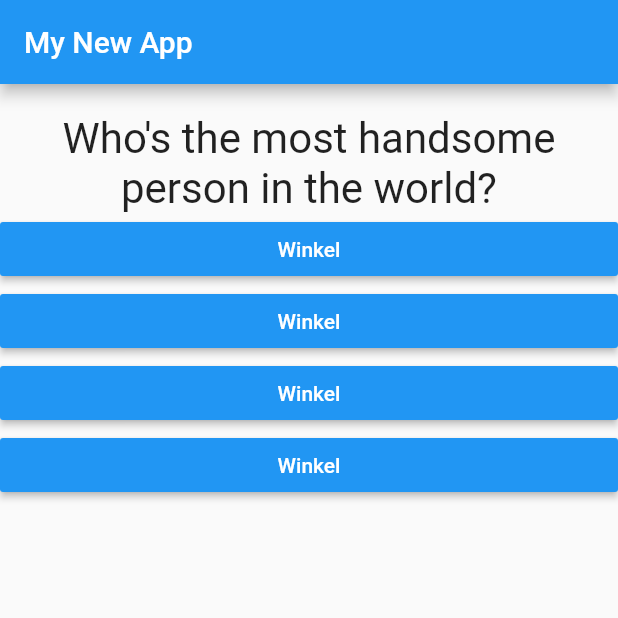
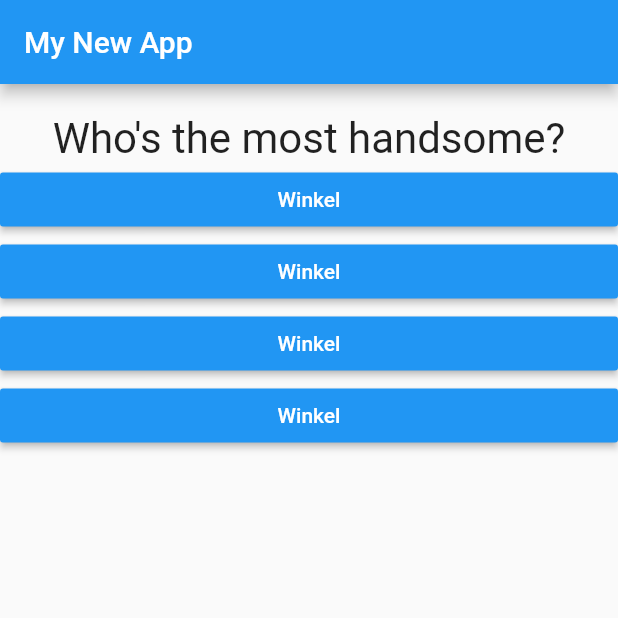
Before and after one commit to Winkel515/First-Flutter-App, a Flutter app: the screen it shows after launch, after a tap on "Red", after a tap on "Snake", after a tap on "Huawei", on a phone screen of 412 x 824 dp, the top half of it. Run offline on Flutter 3.47's test engine with Material 2 defaults, Android fonts, the phone set to English and light mode, and no system bars.

Commit message:
Minor changes to main.dart

```diff
--- a/lib/main.dart
+++ b/lib/main.dart
@@ -12,26 +12,7 @@ class MyApp extends StatefulWidget {
 }
 
 class _MyAppState extends State<MyApp> {
-  var questions = [
-    {
-      'questionText': 'What\'s your favorite color?',
-      'answers': ['Red', 'Green', 'Blue', 'Other']
-    },
-    {
-      'questionText': 'What\'s your favorite animal?',
-      'answers': ['Rabbit', 'Snake', 'Elephant', 'Other']
-    },
-    {
-      'questionText': 'What\'s your favorite brand?',
-      'answers': ['Samsung', 'Apple', 'Huawei', 'Other']
-    },
-    {
-      'questionText': 'Who\'s the most handsome person in the world?',
-      'answers': ['Winkel', 'Winkel', 'Winkel', 'Winkel']
-    },
-  ];
   var _qIndex = 0;
-
   void _answerQuestion() {
     if (_qIndex < 3) {
       setState(() {
@@ -46,6 +27,25 @@ class _MyAppState extends State<MyApp> {
 
   @override
   Widget build(BuildContext context) {
+    const questions = [
+      {
+        'questionText': 'What\'s your favorite color?',
+        'answers': ['Red', 'Green', 'Blue', 'Other']
+      },
+      {
+        'questionText': 'What\'s your favorite animal?',
+        'answers': ['Rabbit', 'Snake', 'Elephant', 'Other']
+      },
+      {
+        'questionText': 'What\'s your favorite brand?',
+        'answers': ['Samsung', 'Apple', 'Huawei', 'Other']
+      },
+      {
+        'questionText': 'Who\'s the most handsome?',
+        'answers': ['Winkel', 'Winkel', 'Winkel', 'Winkel']
+      },
+    ];
+
     return MaterialApp(
       home: Scaffold(
         appBar: AppBar(
```
